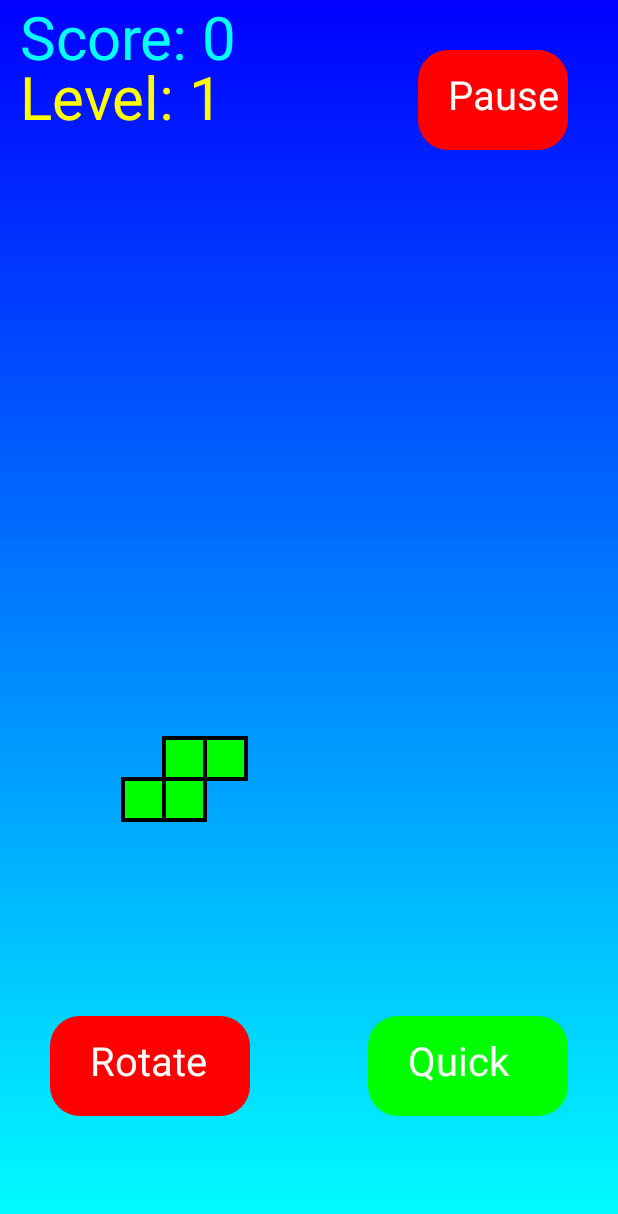
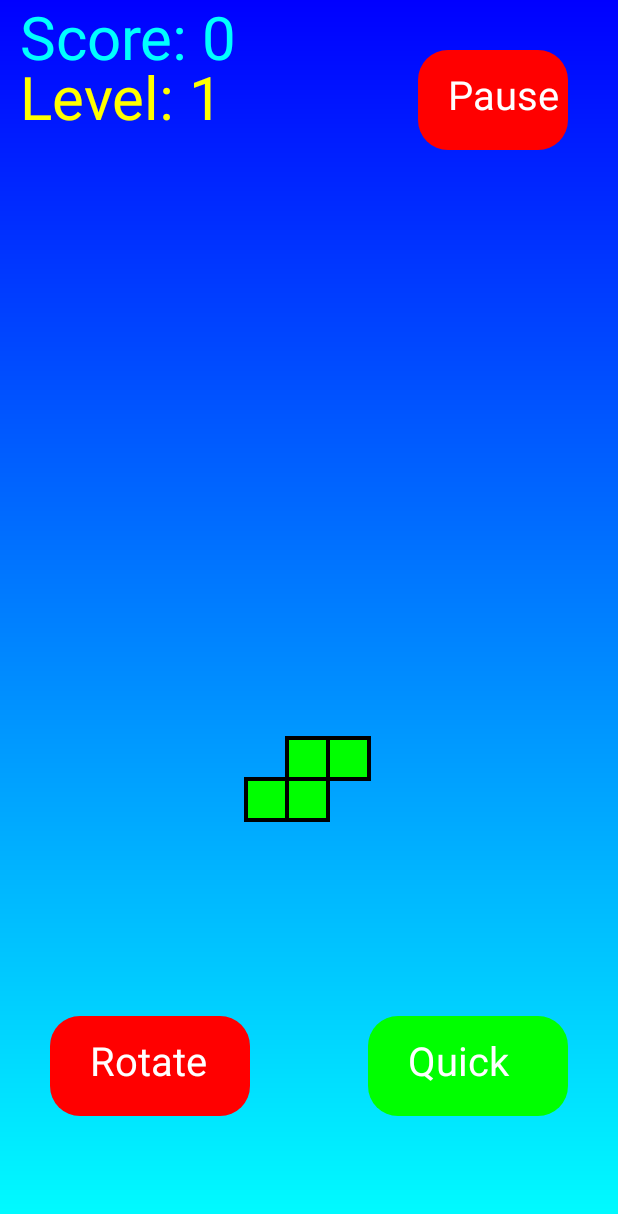
Before and after one commit to pantertanter/Tetris, an Android app built with Jetpack Compose: the screen it shows after launch (MainActivity), on a phone screen of 412 x 824 dp. Shown: the top 1214 px of the screen. Run offline under Robolectric (Android 15) with nearby library versions, the phone set to English and light mode, and no system bars.

Commit message:
Center tetriminos

```diff
--- a/app/src/main/java/com/example/tetris/ui/GameView.kt
+++ b/app/src/main/java/com/example/tetris/ui/GameView.kt
@@ -449,7 +449,7 @@ class GameView(context: Context) : View(context) {
             TetrominoType.J -> Color.BLUE
             TetrominoType.L -> Color.rgb(255, 165, 0) // Custom orange color for L
         }
-                val newTetromino = TETROMINOS[newType]?.copy(color = color, xPos = 3, yPos = 0)
+                val newTetromino = TETROMINOS[newType]?.copy(color = color, xPos = 6, yPos = 0)
                 ?: throw IllegalStateException("Tetromino type $newType not found in TETROMINOS map.")
 
 
--- a/build.gradle.kts
+++ b/build.gradle.kts
@@ -1,5 +1,5 @@
 // Top-level build file where you can add configuration options common to all sub-projects/modules.
 plugins {
-    id("com.android.application") version "8.2.1" apply false
+    id("com.android.application") version "8.7.0" apply false
     id("org.jetbrains.kotlin.android") version "1.9.0" apply false
 }
```
Also changed, not shown: gradle/wrapper/gradle-wrapper.properties.
